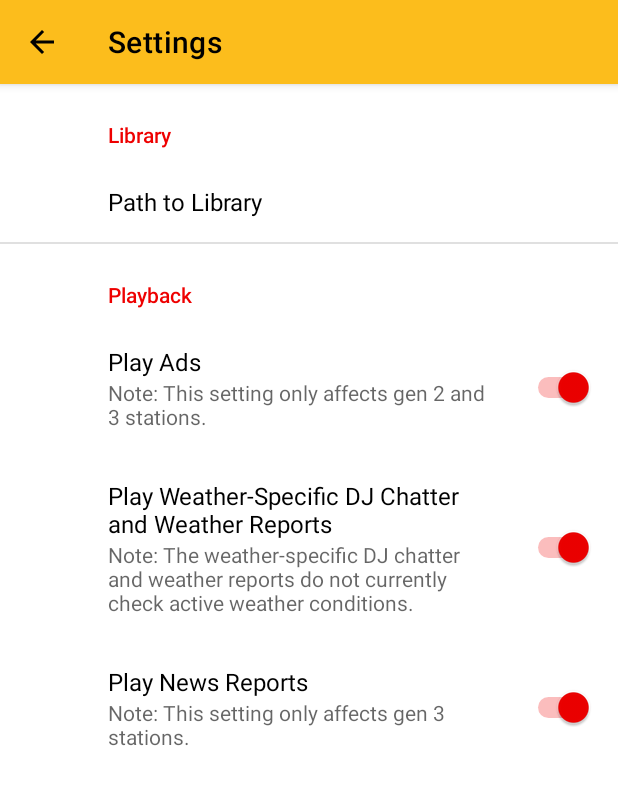
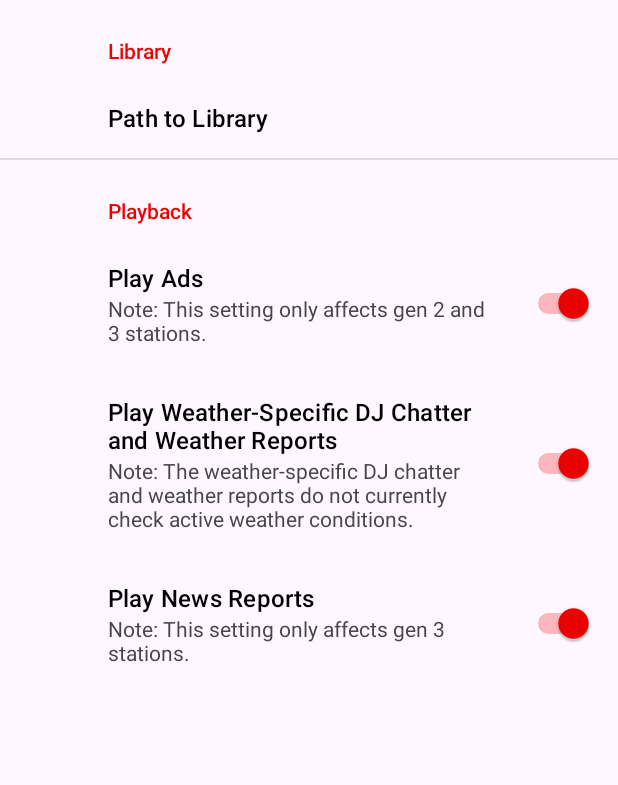
Before and after one commit to hellcat707hp/GTRadio, an Android app: the SettingsActivity screen opened directly, with no data from a screen before it, on a phone screen of 412 x 824 dp. Shown: the top 785 px of the screen. Run offline under Robolectric (Android 15) with nearby library versions, the phone set to English and light mode, and no system bars; our stand-ins replace androidx.preference; network calls fail.

Commit message:
style: switch to using Material 3 for our theme

```diff
--- a/app/src/main/res/values/themes.xml
+++ b/app/src/main/res/values/themes.xml
@@ -1,6 +1,6 @@
 <resources xmlns:tools="http://schemas.android.com/tools">
     <!-- Base application theme. -->
-    <style name="Theme.GTRadio" parent="Theme.MaterialComponents.DayNight.DarkActionBar">
+    <style name="Theme.GTRadio" parent="Theme.Material3.DayNight.NoActionBar">
         <!-- Primary brand color. -->
         <item name="colorPrimary">@color/yellow_500</item>
         <item name="colorPrimaryVariant">@color/yellow_600</item>
```
